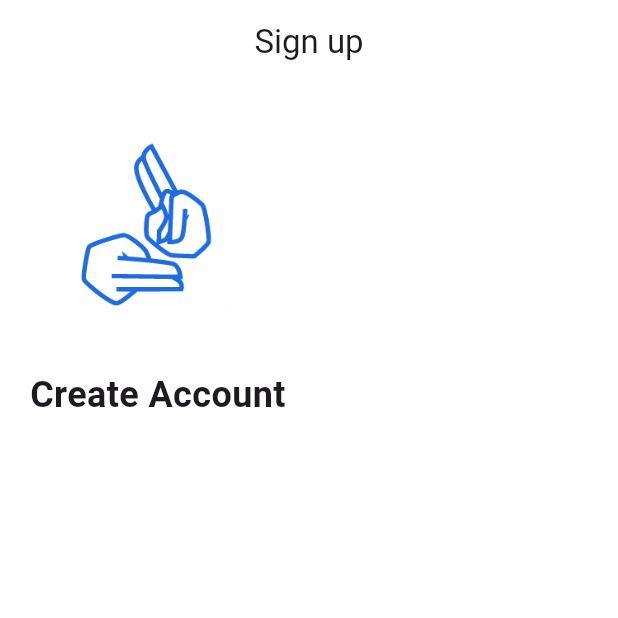
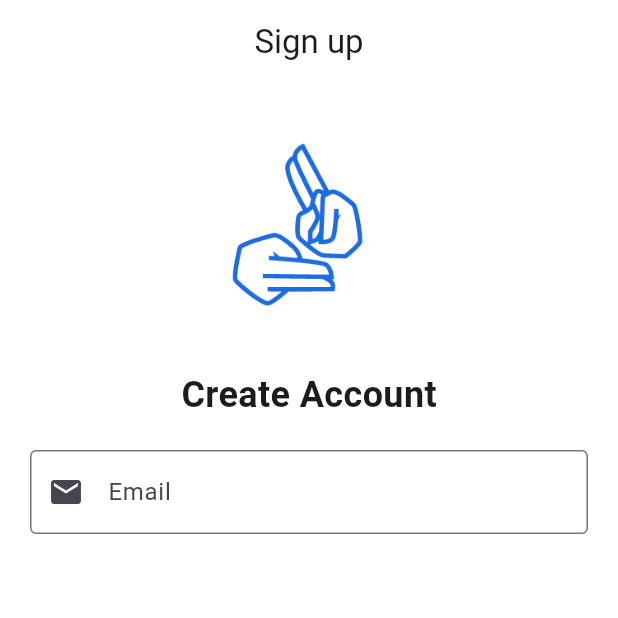
Before and after one commit to AliAljawad/Sign-Speak-Front, a Flutter app: the screen it shows after launch, on a phone screen of 412 x 824 dp, the top half of it. Run offline on Flutter 3.47's test engine with Material 3 defaults, Android fonts, the phone set to English and light mode, and no system bars.

Commit message:
added Email input field to SignUpPage

```diff
--- a/lib/screens/sign_up_screen.dart
+++ b/lib/screens/sign_up_screen.dart
@@ -30,6 +30,14 @@ class SignUpPage extends StatelessWidget {
       fontWeight: FontWeight.bold,
     ),
   ),
+   const SizedBox(height: 20),
+  const TextField(
+    decoration: InputDecoration(
+      labelText: 'Email',
+      prefixIcon: Icon(Icons.email),
+      border: OutlineInputBorder(),
+    ),
+  ),
 ],
 
         ),
```
